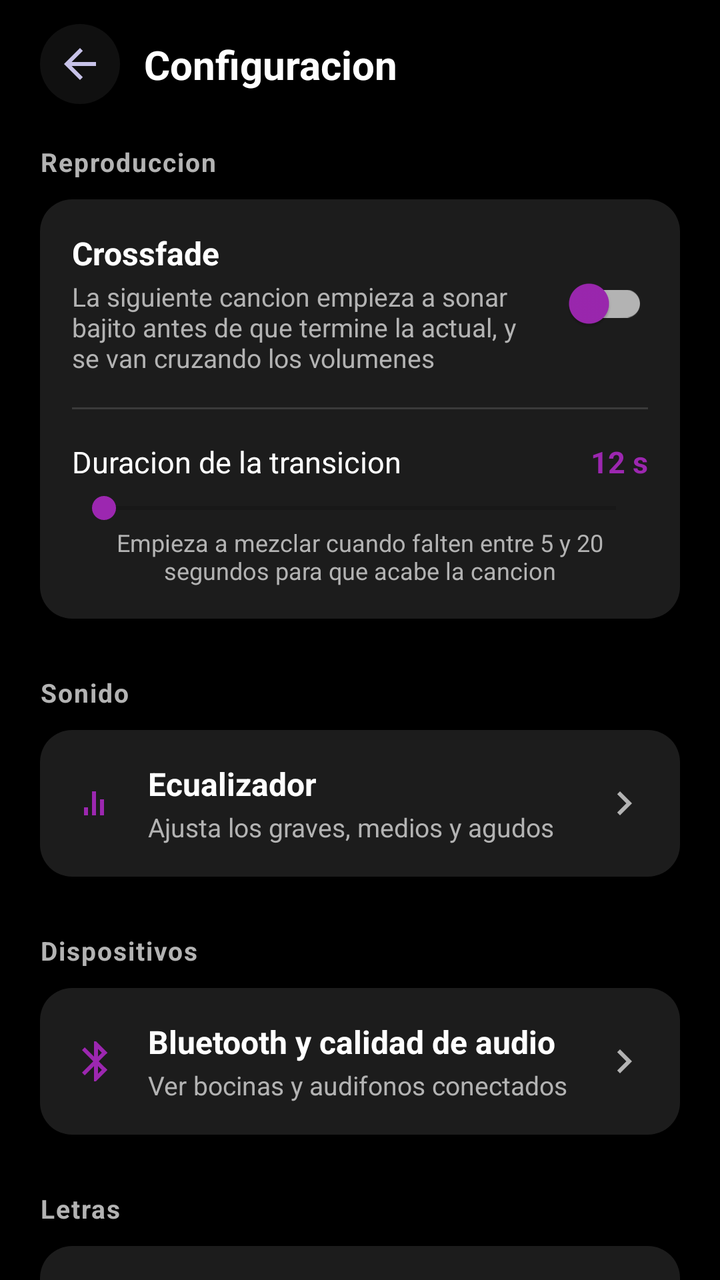
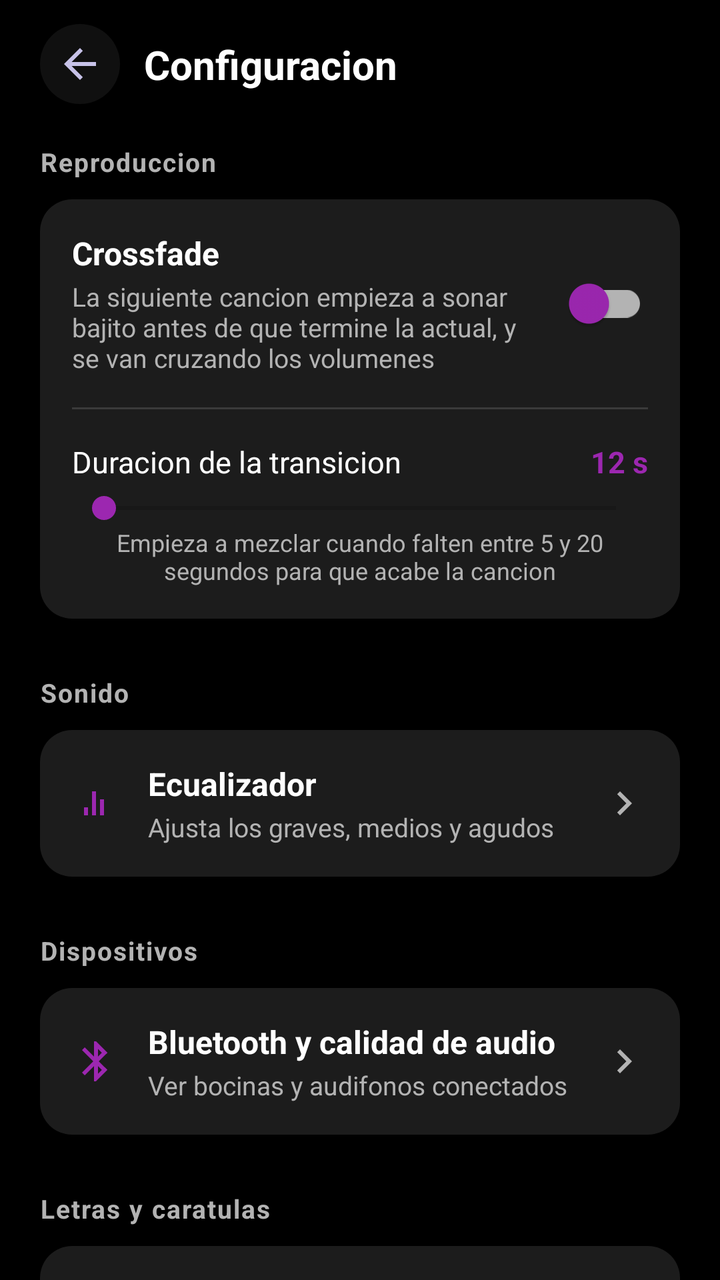

Two renders of the same Android screen: before a commit and after it. Below are the layout's source before the change and the commit's diff.
<!-- AndroidManifest.xml: activity theme Theme.MP_3 -->
<!-- res/layout/activity_settings.xml -->
<?xml version="1.0" encoding="utf-8"?>
<androidx.constraintlayout.widget.ConstraintLayout
    xmlns:android="http://schemas.android.com/apk/res/android"
    xmlns:app="http://schemas.android.com/apk/res-auto"
    xmlns:tools="http://schemas.android.com/tools"
    android:layout_width="match_parent"
    android:layout_height="match_parent"
    android:background="@color/background_dark"
    android:fitsSystemWindows="true"
    tools:context=".SettingsActivity">

    <ImageButton
        android:id="@+id/btnBack"
        android:layout_width="40dp"
        android:layout_height="40dp"
        android:layout_marginTop="12dp"
        android:layout_marginStart="20dp"
        android:background="@drawable/bg_icon_button_circle"
        android:contentDescription="Regresar"
        android:padding="8dp"
        android:src="@drawable/ic_arrow_back"
        app:layout_constraintTop_toTopOf="parent"
        app:layout_constraintStart_toStartOf="parent" />

    <TextView
        android:id="@+id/tvSettingsTitle"
        android:layout_width="0dp"
        android:layout_height="wrap_content"
        android:layout_marginStart="12dp"
        android:text="Configuracion"
        android:textColor="@color/text_primary_light"
        android:textSize="20sp"
        android:textStyle="bold"
        app:layout_constraintTop_toTopOf="@id/btnBack"
        app:layout_constraintBottom_toBottomOf="@id/btnBack"
        app:layout_constraintStart_toEndOf="@id/btnBack"
        app:layout_constraintEnd_toEndOf="parent" />

    <androidx.core.widget.NestedScrollView
        android:layout_width="0dp"
        android:layout_height="0dp"
        android:clipToPadding="false"
        android:paddingBottom="24dp"
        app:layout_constraintTop_toBottomOf="@id/btnBack"
        app:layout_constraintBottom_toBottomOf="parent"
        app:layout_constraintStart_toStartOf="parent"
        app:layout_constraintEnd_toEndOf="parent">

        <LinearLayout
            android:layout_width="match_parent"
            android:layout_height="wrap_content"
            android:orientation="vertical"
            android:paddingHorizontal="20dp"
            android:paddingTop="20dp">

            <TextView
                android:layout_width="wrap_content"
                android:layout_height="wrap_content"
                android:layout_marginBottom="10dp"
                android:text="Reproduccion"
                android:textColor="@color/text_secondary_light"
                android:textSize="13sp"
                android:textStyle="bold"
                android:letterSpacing="0.05" />

            <LinearLayout
                android:layout_width="match_parent"
                android:layout_height="wrap_content"
                android:orientation="vertical"
                android:background="@drawable/bg_item_song"
                android:padding="16dp">

                <LinearLayout
                    android:layout_width="match_parent"
                    android:layout_height="wrap_content"
                    android:orientation="horizontal"
                    android:gravity="center_vertical">

                    <LinearLayout
                        android:layout_width="0dp"
                        android:layout_height="wrap_content"
                        android:layout_weight="1"
                        android:orientation="vertical">

                        <TextView
                            android:layout_width="wrap_content"
                            android:layout_height="wrap_content"
                            android:text="Crossfade"
                            android:textColor="@color/text_primary_light"
                            android:textSize="16sp"
                            android:textStyle="bold" />

                        <TextView
                            android:layout_width="wrap_content"
                            android:layout_height="wrap_content"
                            android:layout_marginTop="2dp"
                            android:text="La siguiente cancion empieza a sonar bajito antes de que termine la actual, y se van cruzando los volumenes"
                            android:textColor="@color/text_secondary_light"
                            android:textSize="13sp" />

                    </LinearLayout>

                    <com.google.android.material.switchmaterial.SwitchMaterial
                        android:id="@+id/switchCrossfade"
                        android:layout_width="wrap_content"
                        android:layout_height="wrap_content"
                        android:layout_marginStart="12dp"
                        app:thumbTint="@color/spotify_green"
                        app:trackTint="@color/spotify_gray" />

                </LinearLayout>

                <View
                    android:layout_width="match_parent"
                    android:layout_height="1dp"
                    android:layout_marginVertical="16dp"
                    android:background="#22FFFFFF" />

                <LinearLayout
                    android:id="@+id/groupCrossfadeDuration"
                    android:layout_width="match_parent"
                    android:layout_height="wrap_content"
                    android:orientation="vertical">

                    <LinearLayout
                        android:layout_width="match_parent"
                        android:layout_height="wrap_content"
                        android:orientation="horizontal">

                        <TextView
                            android:layout_width="0dp"
                            android:layout_height="wrap_content"
                            android:layout_weight="1"
                            android:text="Duracion de la transicion"
                            android:textColor="@color/text_primary_light"
                            android:textSize="15sp" />

                        <TextView
                            android:id="@+id/tvCrossfadeSeconds"
                            android:layout_width="wrap_content"
                            android:layout_height="wrap_content"
                            android:text="12 s"
                            android:textColor="@color/spotify_green"
                            android:textSize="15sp"
                            android:textStyle="bold" />

                    </LinearLayout>

                    <SeekBar
                        android:id="@+id/seekCrossfadeSeconds"
                        android:layout_width="match_parent"
                        android:layout_height="wrap_content"
                        android:layout_marginTop="4dp"
                        android:max="15"
                        android:progressTint="@color/spotify_green"
                        android:thumbTint="@color/spotify_green" />

                    <TextView
                        android:layout_width="match_parent"
                        android:layout_height="wrap_content"
                        android:gravity="center"
                        android:text="Empieza a mezclar cuando falten entre 5 y 20 segundos para que acabe la cancion"
                        android:textColor="@color/text_secondary_light"
                        android:textSize="12sp" />

                </LinearLayout>

            </LinearLayout>

            <TextView
                android:layout_width="wrap_content"
                android:layout_height="wrap_content"
                android:layout_marginTop="28dp"
                android:layout_marginBottom="10dp"
                android:text="Sonido"
                android:textColor="@color/text_secondary_light"
                android:textSize="13sp"
                android:textStyle="bold"
                android:letterSpacing="0.05" />

            <LinearLayout
                android:id="@+id/rowEqualizer"
                android:layout_width="match_parent"
                android:layout_height="wrap_content"
                android:orientation="horizontal"
                android:gravity="center_vertical"
                android:background="@drawable/bg_item_song"
                android:clickable="true"
                android:focusable="true"
                android:padding="16dp">

                <ImageView
                    android:layout_width="24dp"
                    android:layout_height="24dp"
                    android:src="@drawable/ic_equalizer"
                    android:contentDescription="Ecualizador" />

                <LinearLayout
                    android:layout_width="0dp"
                    android:layout_height="wrap_content"
                    android:layout_weight="1"
                    android:layout_marginStart="14dp"
                    android:orientation="vertical">

                    <TextView
                        android:layout_width="wrap_content"
                        android:layout_height="wrap_content"
                        android:text="Ecualizador"
                        android:textColor="@color/text_primary_light"
                        android:textSize="16sp"
                        android:textStyle="bold" />

                    <TextView
                        android:layout_width="wrap_content"
                        android:layout_height="wrap_content"
                        android:layout_marginTop="2dp"
                        android:text="Ajusta los graves, medios y agudos"
                        android:textColor="@color/text_secondary_light"
                        android:textSize="13sp" />

                </LinearLayout>

                <ImageView
                    android:layout_width="24dp"
                    android:layout_height="24dp"
                    android:src="@drawable/ic_chevron_right"
                    android:contentDescription="Abrir" />

            </LinearLayout>

            <TextView
                android:layout_width="wrap_content"
                android:layout_height="wrap_content"
                android:layout_marginTop="28dp"
                android:layout_marginBottom="10dp"
                android:text="Dispositivos"
                android:textColor="@color/text_secondary_light"
                android:textSize="13sp"
                android:textStyle="bold"
                android:letterSpacing="0.05" />

            <LinearLayout
                android:id="@+id/rowBluetooth"
                android:layout_width="match_parent"
                android:layout_height="wrap_content"
                android:orientation="horizontal"
                android:gravity="center_vertical"
                android:background="@drawable/bg_item_song"
                android:clickable="true"
                android:focusable="true"
                android:padding="16dp">

                <ImageView
                    android:layout_width="24dp"
                    android:layout_height="24dp"
                    android:src="@drawable/ic_bluetooth"
                    android:contentDescription="Bluetooth" />

                <LinearLayout
                    android:layout_width="0dp"
                    android:layout_height="wrap_content"
                    android:layout_weight="1"
                    android:layout_marginStart="14dp"
                    android:orientation="vertical">

                    <TextView
                        android:layout_width="wrap_content"
                        android:layout_height="wrap_content"
                        android:text="Bluetooth y calidad de audio"
                        android:textColor="@color/text_primary_light"
                        android:textSize="16sp"
                        android:textStyle="bold" />

                    <TextView
                        android:id="@+id/tvBluetoothSummary"
                        android:layout_width="wrap_content"
                        android:layout_height="wrap_content"
                        android:layout_marginTop="2dp"
                        android:text="Ver bocinas y audifonos conectados"
                        android:textColor="@color/text_secondary_light"
                        android:textSize="13sp" />

                </LinearLayout>

                <ImageView
                    android:layout_width="24dp"
                    android:layout_height="24dp"
                    android:src="@drawable/ic_chevron_right"
                    android:contentDescription="Abrir" />

            </LinearLayout>

            <TextView
                android:layout_width="wrap_content"
                android:layout_height="wrap_content"
                android:layout_marginTop="28dp"
                android:layout_marginBottom="10dp"
                android:text="Letras"
                android:textColor="@color/text_secondary_light"
                android:textSize="13sp"
                android:textStyle="bold"
                android:letterSpacing="0.05" />

            <LinearLayout
                android:id="@+id/rowDownloadLyrics"
                android:layout_width="match_parent"
                android:layout_height="wrap_content"
                android:orientation="horizontal"
                android:gravity="center_vertical"
                android:background="@drawable/bg_item_song"
                android:clickable="true"
                android:focusable="true"
                android:padding="16dp">

                <ImageView
                    android:layout_width="24dp"
                    android:layout_height="24dp"
                    android:src="@drawable/ic_lyrics"
                    android:contentDescription="Letras" />

                <LinearLayout
                    android:layout_width="0dp"
                    android:layout_height="wrap_content"
                    android:layout_weight="1"
                    android:layout_marginStart="14dp"
                    android:orientation="vertical">

                    <TextView
                        android:layout_width="wrap_content"
                        android:layout_height="wrap_content"
                        android:text="Descargar todas las letras"
                        android:textColor="@color/text_primary_light"
                        android:textSize="16sp"
                        android:textStyle="bold" />

                    <TextView
                        android:id="@+id/tvDownloadLyricsSummary"
                        android:layout_width="wrap_content"
                        android:layout_height="wrap_content"
                        android:layout_marginTop="2dp"
                        android:text="Busca y guarda la letra de cada cancion que reconozca"
                        android:textColor="@color/text_secondary_light"
                        android:textSize="13sp" />

                </LinearLayout>

                <ProgressBar
                    android:id="@+id/progressDownloadLyrics"
                    style="?android:attr/progressBarStyleSmall"
                    android:layout_width="24dp"
                    android:layout_height="24dp"
                    android:visibility="gone" />

            </LinearLayout>

        </LinearLayout>

    </androidx.core.widget.NestedScrollView>

</androidx.constraintlayout.widget.ConstraintLayout>
<!-- resources referenced by this layout -->
<resources>
  <color name="background_dark">#000000</color>
  <color name="spotify_gray">#B3B3B3</color>
  <color name="spotify_green">#9C27B0</color>
  <color name="text_primary_light">#FFFFFF</color>
  <color name="text_secondary_light">#B3B3B3</color>
  <!-- drawable bg_icon_button_circle (drawable) -->
  <?xml version="1.0" encoding="utf-8"?>
  <shape xmlns:android="http://schemas.android.com/apk/res/android"
      android:shape="oval">
      <solid android:color="@color/surface_dark" />
  </shape>
  <!-- drawable bg_item_song (drawable) -->
  <?xml version="1.0" encoding="utf-8"?>
  <selector xmlns:android="http://schemas.android.com/android">
      <item android:state_pressed="true">
          <shape android:shape="rectangle">
              <solid android:color="@color/purple_dark" />
              <corners android:radius="16dp" />
          </shape>
      </item>
      <item>
          <shape android:shape="rectangle">
              <solid android:color="@color/surface_dark" />
              <corners android:radius="16dp" />
          </shape>
      </item>
  </selector>
  <!-- drawable ic_arrow_back (drawable) -->
  <vector xmlns:android="http://schemas.android.com/apk/res/android"
      android:width="24dp"
      android:height="24dp"
      android:viewportWidth="24"
      android:viewportHeight="24">
      <path
          android:fillColor="#C7C2E8"
          android:pathData="M20,11H7.83l5.59,-5.59L12,4l-8,8 8,8 1.41,-1.41L7.83,13H20v-2z" />
  </vector>
  <!-- drawable ic_bluetooth (drawable) -->
  <vector xmlns:android="http://schemas.android.com/apk/res/android"
      android:width="24dp"
      android:height="24dp"
      android:viewportWidth="24"
      android:viewportHeight="24">
      <path
          android:fillColor="#9C27B0"
          android:pathData="M17.71,7.71L12,2h-1v7.59L6.41,5L5,6.41L10.59,12L5,17.59L6.41,19L11,14.41V22h1l5.71,-5.71l-4.3,-4.29l4.3,-4.29zM13,5.83l1.88,1.88L13,9.59V5.83zM13,14.41l1.88,1.88L13,18.17v-3.76z" />
  </vector>
  <!-- drawable ic_chevron_right (drawable) -->
  <vector xmlns:android="http://schemas.android.com/apk/res/android"
      android:width="24dp"
      android:height="24dp"
      android:viewportWidth="24"
      android:viewportHeight="24">
      <path
          android:fillColor="#B3B3B3"
          android:pathData="M8.59,16.59L13.17,12L8.59,7.41L10,6l6,6l-6,6z" />
  </vector>
  <!-- drawable ic_equalizer (drawable) -->
  <vector xmlns:android="http://schemas.android.com/apk/res/android"
      android:width="24dp"
      android:height="24dp"
      android:viewportWidth="24"
      android:viewportHeight="24">
      <path
          android:fillColor="#9C27B0"
          android:pathData="M6,18h2v-4H6v4zM10,18h2V6h-2v12zM14,18h2v-8h-2v8z" />
  </vector>
  <!-- drawable ic_lyrics (drawable) -->
  <vector xmlns:android="http://schemas.android.com/apk/res/android"
      android:width="24dp"
      android:height="24dp"
      android:viewportWidth="24"
      android:viewportHeight="24">
      <path
          android:fillColor="#C7C2E8"
          android:pathData="M4,4h16v2H4V4zM4,8h10v2H4V8zM4,12h16v2H4v-2zM4,16h10v2H4v-2z" />
  </vector>
  <style name="Theme.MP_3" parent="Theme.MaterialComponents.DayNight.NoActionBar">
          <item name="colorPrimary">@color/purple_primary</item>
          <item name="colorPrimaryVariant">@color/purple_dark</item>
          <item name="colorOnPrimary">@color/white</item>
          <item name="colorSecondary">@color/blue_primary</item>
          <item name="colorSecondaryVariant">@color/blue_dark</item>
          <item name="colorOnSecondary">@color/white</item>
          <item name="android:statusBarColor">@color/background_dark</item>
          <item name="android:windowBackground">@color/background_dark</item>
          <item name="android:navigationBarColor">@color/background_dark</item>
      </style>
  <color name="surface_dark">#101010</color>
  <color name="purple_dark">#1C1C1C</color>
  <color name="purple_primary">#9C27B0</color>
  <color name="white">#FFFFFF</color>
  <color name="blue_primary">#9C27B0</color>
  <color name="blue_dark">#0A0A0A</color>
</resources>

<!-- the commit's change to res/layout/activity_settings.xml (unified diff, before → after) -->
@@ -295,7 +295,7 @@
                 android:layout_height="wrap_content"
                 android:layout_marginTop="28dp"
                 android:layout_marginBottom="10dp"
-                android:text="Letras"
+                android:text="Letras y caratulas"
                 android:textColor="@color/text_secondary_light"
                 android:textSize="13sp"
                 android:textStyle="bold"
@@ -316,7 +316,7 @@
                     android:layout_width="24dp"
                     android:layout_height="24dp"
                     android:src="@drawable/ic_lyrics"
-                    android:contentDescription="Letras" />
+                    android:contentDescription="Letras y caratulas" />
 
                 <LinearLayout
                     android:layout_width="0dp"
@@ -328,7 +328,7 @@
                     <TextView
                         android:layout_width="wrap_content"
                         android:layout_height="wrap_content"
-                        android:text="Descargar todas las letras"
+                        android:text="Descargar letras y caratulas"
                         android:textColor="@color/text_primary_light"
                         android:textSize="16sp"
                         android:textStyle="bold" />
@@ -338,7 +338,7 @@
                         android:layout_width="wrap_content"
                         android:layout_height="wrap_content"
                         android:layout_marginTop="2dp"
-                        android:text="Busca y guarda la letra de cada cancion que reconozca"
+                        android:text="Busca y guarda la letra y la caratula de cada cancion que reconozca"
                         android:textColor="@color/text_secondary_light"
                         android:textSize="13sp" />
 
